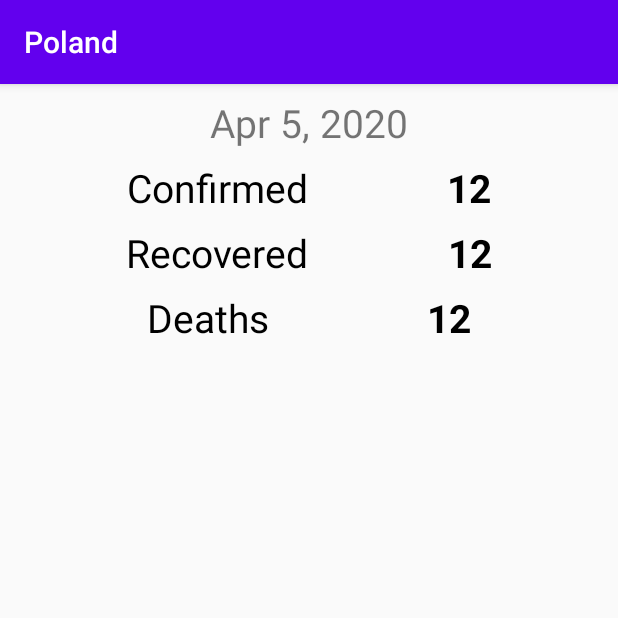
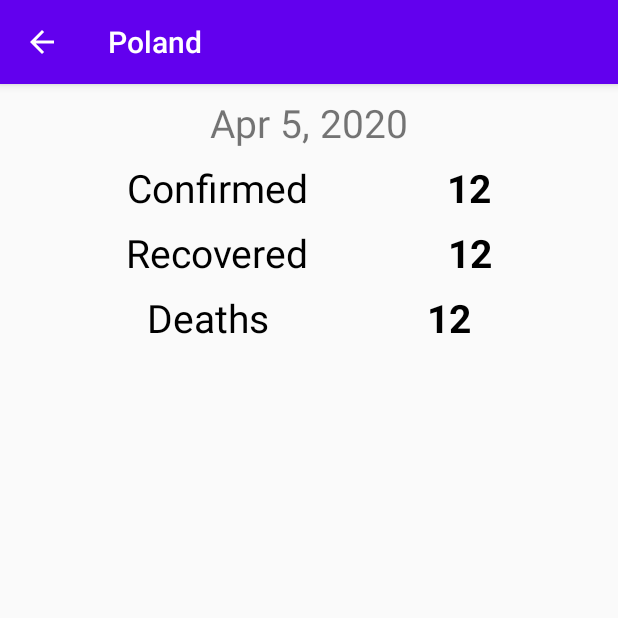
Before and after one commit to kamk2k/Covid-Info, an Android app: the screen it shows after launch (MainActivity), on a phone screen of 412 x 824 dp, the top half of it. Run offline under Robolectric (Android 15) with nearby library versions, the phone set to English and light mode, and no system bars.

```diff
--- a/app/src/main/java/com/corellidev/covidinfo/MainActivity.kt
+++ b/app/src/main/java/com/corellidev/covidinfo/MainActivity.kt
@@ -4,7 +4,6 @@ import android.os.Bundle
 import android.view.View
 import androidx.appcompat.app.AppCompatActivity
 import androidx.appcompat.widget.Toolbar
-
 
 class MainActivity : AppCompatActivity() {
     override fun onCreate(savedInstanceState: Bundle?) {
@@ -14,4 +13,9 @@ class MainActivity : AppCompatActivity() {
         val toolbar: Toolbar = findViewById<View>(R.id.toolbar) as Toolbar
         setSupportActionBar(toolbar)
     }
+
+    override fun onSupportNavigateUp(): Boolean {
+        onBackPressed()
+        return true
+    }
 }
--- a/app/src/main/java/com/corellidev/covidinfo/statistics/CountryStatisticsFragment.kt
+++ b/app/src/main/java/com/corellidev/covidinfo/statistics/CountryStatisticsFragment.kt
@@ -29,6 +29,10 @@ class CountryStatisticsFragment : Fragment() {
             val action = CountryStatisticsFragmentDirections.actionCountryStatisticsFragmentToCountriesFragment()
             it.findNavController().navigate(action)
         }
+        (activity as? AppCompatActivity)?.supportActionBar?.let {actionBar ->
+            actionBar.setDisplayHomeAsUpEnabled(true)
+            actionBar.setDisplayShowHomeEnabled(true)
+        }
         return rootView
     }
 
--- /dev/null
+++ b/app/src/main/res/drawable/ic_baseline_arrow_back_24.xml
@@ -0,0 +1,5 @@
+<vector android:height="24dp" android:tint="#FFFFFF"
+    android:viewportHeight="24" android:viewportWidth="24"
+    android:width="24dp" xmlns:android="http://schemas.android.com/apk/res/android">
+    <path android:fillColor="@android:color/white" android:pathData="M20,11H7.83l5.59,-5.59L12,4l-8,8 8,8 1.41,-1.41L7.83,13H20v-2z"/>
+</vector>
--- /dev/null
+++ b/app/src/main/res/drawable/ic_baseline_search_24.xml
@@ -0,0 +1,5 @@
+<vector android:height="24dp" android:tint="#FFFFFF"
+    android:viewportHeight="24" android:viewportWidth="24"
+    android:width="24dp" xmlns:android="http://schemas.android.com/apk/res/android">
+    <path android:fillColor="@android:color/white" android:pathData="M15.5,14h-0.79l-0.28,-0.27C15.41,12.59 16,11.11 16,9.5 16,5.91 13.09,3 9.5,3S3,5.91 3,9.5 5.91,16 9.5,16c1.61,0 3.09,-0.59 4.23,-1.57l0.27,0.28v0.79l5,4.99L20.49,19l-4.99,-5zM9.5,14C7.01,14 5,11.99 5,9.5S7.01,5 9.5,5 14,7.01 14,9.5 11.99,14 9.5,14z"/>
+</vector>
--- a/app/src/main/res/layout/activity_main.xml
+++ b/app/src/main/res/layout/activity_main.xml
@@ -17,7 +17,9 @@
             android:layout_width="match_parent"
             android:layout_height="?attr/actionBarSize"
             android:background="?attr/colorPrimary"
+            app:collapseIcon="@drawable/ic_baseline_arrow_back_24"
             app:layout_scrollFlags="scroll|enterAlways"
+            app:navigationIcon="@drawable/ic_baseline_arrow_back_24"
             app:titleTextColor="@android:color/white" />
 
     </com.google.android.material.appbar.AppBarLayout>
--- a/app/src/main/res/values/strings.xml
+++ b/app/src/main/res/values/strings.xml
@@ -3,4 +3,5 @@
     <string name="confirmed">Confirmed</string>
     <string name="recovered">Recovered</string>
     <string name="deaths">Deaths</string>
+    <string name="search">Search</string>
 </resources>
```
Also changed, not shown: app/src/main/java/com/corellidev/covidinfo/list/CountriesFragment.kt (+12 -5 lines), app/src/main/res/layout/action_countries_search.xml (added, +18 -0 lines), app/src/main/res/menu/app_bar_actions.xml (added, +12 -0 lines).
